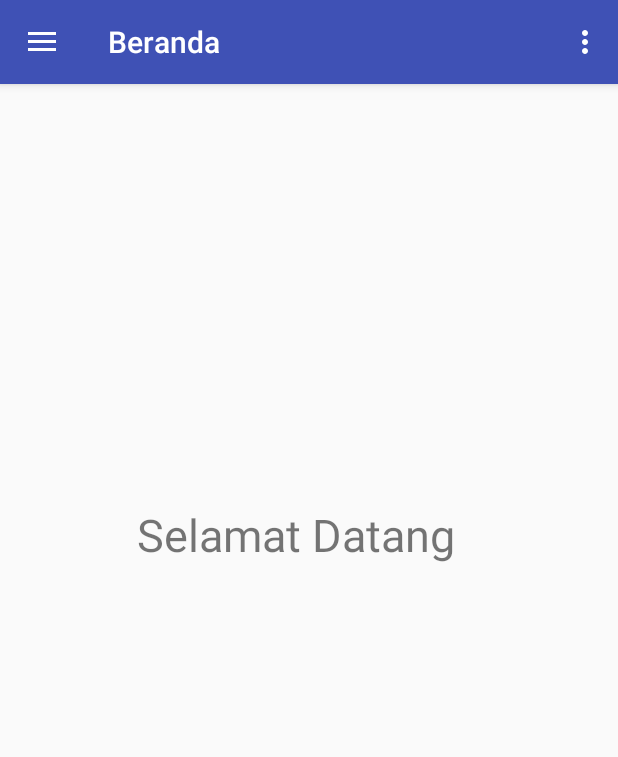
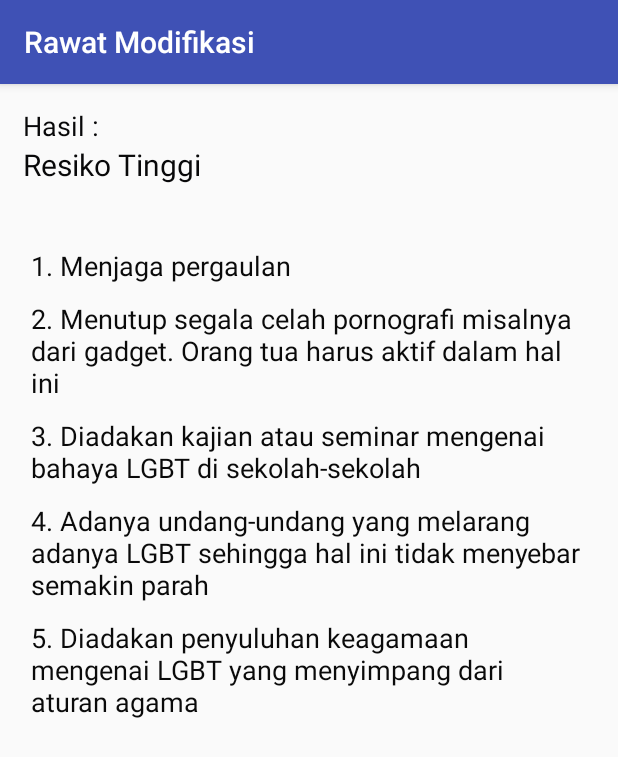
Before and after one commit to rzyunanda/pajar_android, an Android app: the HomeActivity screen opened directly, with no data from a screen before it, in the side drawer, after a tap on "Ramodif (Rawat Modifikasi)", on a phone screen of 412 x 824 dp. Shown: the top 757 px of the screen. Run offline under Robolectric (Android 15) with nearby library versions, the phone set to English and light mode, and no system bars.

Commit message:
Ramodif dan Kongga

```diff
--- a/app/src/main/AndroidManifest.xml
+++ b/app/src/main/AndroidManifest.xml
@@ -14,7 +14,9 @@
         android:roundIcon="@mipmap/ic_launcher_round"
         android:supportsRtl="true"
         android:theme="@style/AppTheme">
-        <activity android:name=".ForgotPassword"></activity>
+        <activity android:name=".KonggaActivity"></activity>
+        <activity android:name=".RamodifActivity" />
+        <activity android:name=".ForgotPassword" />
         <activity android:name=".MainActivity">
             <intent-filter>
                 <action android:name="android.intent.action.MAIN" />
--- a/app/src/main/java/com/rzproject/assosiate/projectsatu1/HomeActivity.java
+++ b/app/src/main/java/com/rzproject/assosiate/projectsatu1/HomeActivity.java
@@ -91,8 +91,12 @@ public class HomeActivity extends AppCompatActivity
             Intent j = new Intent(HomeActivity.this,StartQActivity.class);
             startActivity(j);
         } else if (id == R.id.nav_kongga) {
+            Intent k = new Intent(HomeActivity.this,KonggaActivity.class);
+            startActivity(k);
 
         } else if (id == R.id.nav_ramodif) {
+            Intent l = new Intent(HomeActivity.this,RamodifActivity.class);
+            startActivity(l);
 
         } else if (id == R.id.nav_logout) {
             Intent m = new Intent(HomeActivity.this,MainActivity.class);
--- /dev/null
+++ b/app/src/main/java/com/rzproject/assosiate/projectsatu1/RamodifActivity.java
@@ -0,0 +1,15 @@
+package com.rzproject.assosiate.projectsatu1;
+
+import android.support.v7.app.AppCompatActivity;
+import android.os.Bundle;
+
+public class RamodifActivity extends AppCompatActivity {
+
+    @Override
+    protected void onCreate(Bundle savedInstanceState) {
+        super.onCreate(savedInstanceState);
+        setContentView(R.layout.activity_ramodif);
+        String title = "Rawat Modifikasi";
+        getSupportActionBar().setTitle(title);
+    }
+}
--- /dev/null
+++ b/app/src/main/res/layout/activity_ramodif.xml
@@ -0,0 +1,100 @@
+<?xml version="1.0" encoding="utf-8"?>
+<RelativeLayout xmlns:android="http://schemas.android.com/apk/res/android"
+    xmlns:app="http://schemas.android.com/apk/res-auto"
+    xmlns:tools="http://schemas.android.com/tools"
+    android:layout_width="match_parent"
+    android:layout_height="match_parent"
+    tools:context=".RamodifActivity">
+
+    <ScrollView
+        android:layout_width="match_parent"
+        android:layout_height="match_parent">
+
+        <LinearLayout
+            android:layout_width="match_parent"
+            android:layout_height="wrap_content"
+            android:layout_marginStart="15dp"
+            android:layout_marginLeft="15dp"
+            android:layout_marginTop="15dp"
+            android:layout_marginEnd="15dp"
+            android:orientation="vertical">
+
+            <TextView
+                android:id="@+id/textViewHasil"
+                android:layout_width="match_parent"
+                android:layout_height="wrap_content"
+                android:text="Hasil :"
+                android:textColor="#080809"
+                android:textSize="18sp" />
+
+            <TextView
+                android:id="@+id/textViewRTinggi"
+                android:layout_width="match_parent"
+                android:layout_height="63dp"
+                android:text="Resiko Tinggi"
+                android:textColor="#080809"
+                android:textSize="20sp" />
+
+            <TextView
+                android:id="@+id/editText3"
+                android:layout_width="match_parent"
+                android:layout_height="wrap_content"
+                android:layout_margin="5dp"
+                android:ems="10"
+                android:gravity="start|top"
+                android:inputType="textMultiLine"
+                android:text="1. Menjaga pergaulan"
+                android:textColor="#0A0A0A"
+                android:textSize="18sp" />
+
+            <TextView
+                android:id="@+id/editText4"
+                android:layout_width="match_parent"
+                android:layout_height="wrap_content"
+                android:layout_margin="5dp"
+                android:ems="10"
+                android:gravity="start|top"
+                android:inputType="textMultiLine"
+                android:text="2. Menutup segala celah pornografi misalnya dari gadget. Orang tua harus aktif dalam hal ini"
+                android:textColor="#0A0A0A"
+                android:textSize="18sp" />
+
+            <TextView
+                android:id="@+id/editText5"
+                android:layout_width="match_parent"
+                android:layout_height="wrap_content"
+                android:layout_margin="5dp"
+                android:ems="10"
+                android:gravity="start|top"
+                android:inputType="textMultiLine"
+                android:text="3. Diadakan kajian atau seminar mengenai bahaya LGBT di sekolah-sekolah"
+                android:textColor="#0A0A0A"
+                android:textSize="18sp" />
+
+            <TextView
+                android:id="@+id/editText6"
+                android:layout_width="match_parent"
+                android:layout_height="wrap_content"
+                android:layout_margin="5dp"
+                android:ems="10"
+                android:gravity="start|top"
+                android:inputType="textMultiLine"
+                android:text="4. Adanya undang-undang yang melarang adanya LGBT sehingga hal ini tidak menyebar semakin parah"
+                android:textColor="#0A0A0A"
+                android:textSize="18sp" />
+
+            <TextView
+                android:id="@+id/editText7"
+                android:layout_width="match_parent"
+                android:layout_height="wrap_content"
+                android:layout_margin="5dp"
+                android:ems="10"
+                android:gravity="start|top"
+                android:inputType="textMultiLine"
+                android:text="5. Diadakan penyuluhan keagamaan mengenai LGBT yang menyimpang dari aturan agama"
+                android:textColor="#0A0A0A"
+                android:textSize="18sp" />
+
+        </LinearLayout>
+    </ScrollView>
+</RelativeLayout>
```
Also changed, not shown: app/src/main/java/com/rzproject/assosiate/projectsatu1/KonggaActivity.java (added, +55 -0 lines), app/src/main/java/com/rzproject/assosiate/projectsatu1/SignUpActivity.java (+26 -1 lines), app/src/main/res/layout/activity_kongga.xml (added, +51 -0 lines), app/src/main/res/layout/activity_sign_up.xml (+115 -58 lines).
